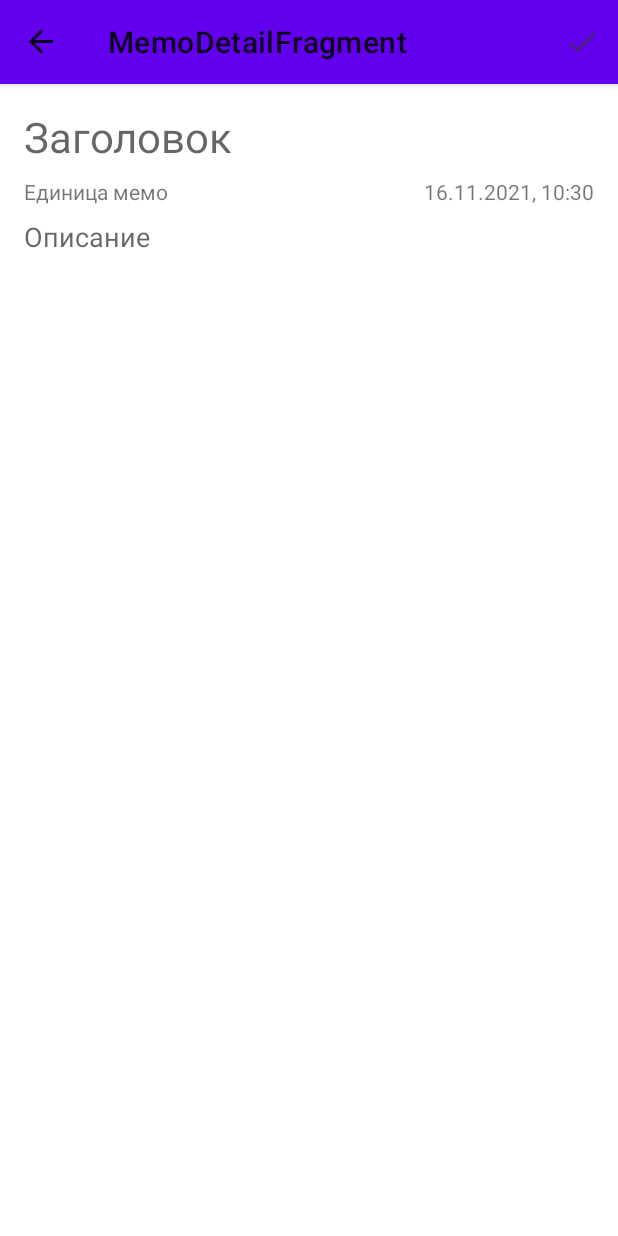
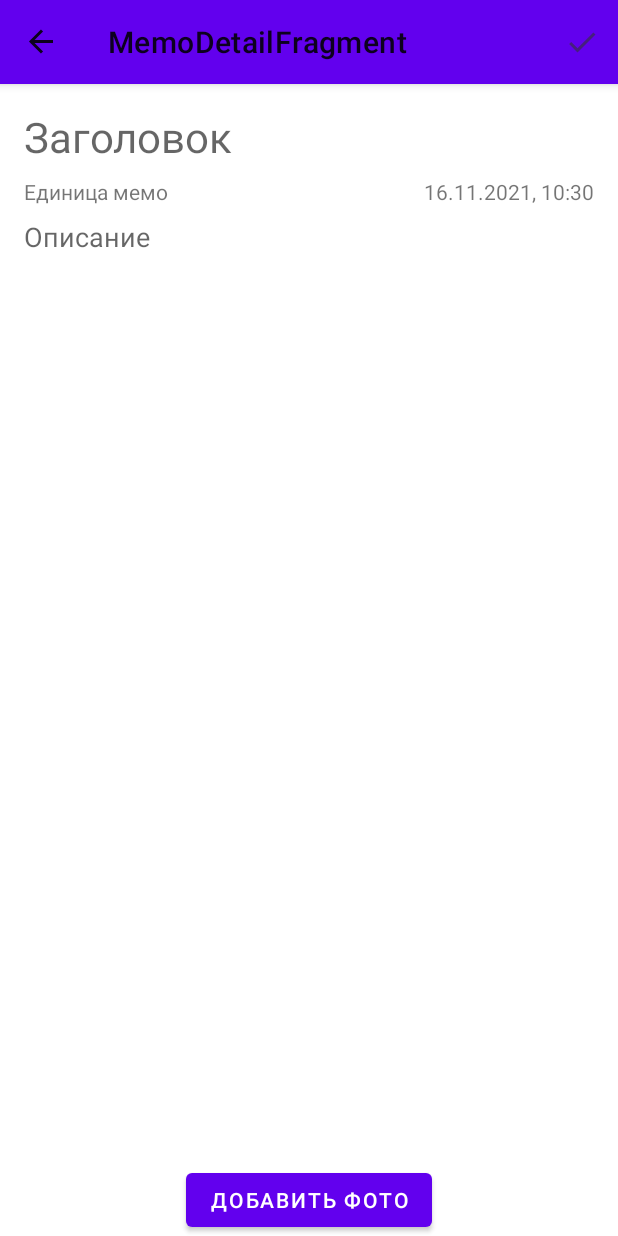
Before and after one commit to Njves/Memorandum, an Android app: the MemoDetailFragment screen opened through its navigation route, on a phone screen of 412 x 824 dp. Run offline under Robolectric (Android 15) with nearby library versions, the phone set to English and light mode, and no system bars; our stand-ins replace Picasso, Room's generated code, navigation-ui; 1 statement that could not run was skipped.

Commit message:
added image load to detail view

```diff
--- a/app/build.gradle
+++ b/app/build.gradle
@@ -43,7 +43,9 @@ dependencies {
     implementation "androidx.navigation:navigation-ui-ktx:2.3.5"
     implementation 'androidx.room:room-runtime:2.4.0-beta01'
     kapt 'androidx.room:room-compiler:2.4.0-beta01'
+    implementation 'com.squareup.picasso:picasso:2.8'
     testImplementation 'junit:junit:4.+'
     androidTestImplementation 'androidx.test.ext:junit:1.1.3'
     androidTestImplementation 'androidx.test.espresso:espresso-core:3.4.0'
+
 }
--- a/app/src/main/java/com/njves/memorandum/Memo.kt
+++ b/app/src/main/java/com/njves/memorandum/Memo.kt
@@ -1,7 +1,9 @@
 package com.njves.memorandum
 
+import android.net.Uri
 import androidx.room.Entity
 import androidx.room.PrimaryKey
+import androidx.room.Relation
 import java.text.SimpleDateFormat
 import java.util.*
 
--- a/app/src/main/java/com/njves/memorandum/MemoListFragment.kt
+++ b/app/src/main/java/com/njves/memorandum/MemoListFragment.kt
@@ -111,6 +111,7 @@ class MemoListFragment: Fragment(), MemoAdapter.OnClickItemListener {
                 snackbar = Snackbar.make(root, "Вы удалили заметку", 4000).setAction(getString(R.string.action_remove)) {
                     adapter.notifyDataSetChanged()
                     cancel()
+                    timerRemove = null
                 }
                 snackbar?.show()
             }
--- a/app/src/main/java/com/njves/memorandum/database/MemoTypeConverter.kt
+++ b/app/src/main/java/com/njves/memorandum/database/MemoTypeConverter.kt
@@ -1,5 +1,6 @@
 package com.njves.memorandum.database
 
+import android.net.Uri
 import androidx.room.TypeConverter
 import java.util.*
 
@@ -25,4 +26,5 @@ class MemoTypeConverters {
     fun fromDate(date: Date?): Long? {
         return date?.time
     }
+
 }
--- a/app/src/main/java/com/njves/memorandum/detail/MemoDetailFragment.kt
+++ b/app/src/main/java/com/njves/memorandum/detail/MemoDetailFragment.kt
@@ -6,17 +6,27 @@ import android.text.Editable
 import android.text.TextWatcher
 import android.util.Log
 import android.view.*
-import android.widget.DatePicker
-import android.widget.EditText
-import android.widget.TextView
 import androidx.appcompat.app.ActionBar
 import androidx.appcompat.app.AppCompatActivity
 import androidx.fragment.app.Fragment
 import androidx.fragment.app.viewModels
 import androidx.navigation.fragment.findNavController
+import androidx.recyclerview.widget.LinearLayoutManager
+import androidx.recyclerview.widget.RecyclerView
 import com.njves.memorandum.Memo
 import com.njves.memorandum.R
 import java.util.*
+import androidx.core.app.ActivityCompat.startActivityForResult
+
+import android.content.Intent
+import android.graphics.BitmapFactory
+import android.graphics.Rect
+import android.net.Uri
+import android.widget.*
+import androidx.activity.result.contract.ActivityResultContracts
+import com.squareup.picasso.Picasso
+import kotlinx.coroutines.GlobalScope
+import kotlinx.coroutines.launch
 
 
 private const val TAG = "MemoDetailFragment"
@@ -29,9 +39,23 @@ class MemoDetailFragment : Fragment() {
     private lateinit var edSubject: EditText
     private lateinit var edContent: EditText
     private lateinit var tvDate: TextView
+    private lateinit var rvImages: RecyclerView
+    private lateinit var btnAddImage: Button
     private var mode: Int = CREATE_MODE
     private val viewModel: MemoDetailViewModel by viewModels()
     private var actionBar: ActionBar? = null
+    private var adapter = ImageAdapter(mutableListOf())
+    val getContent = registerForActivityResult(ActivityResultContracts.GetContent()) { uri: Uri? ->
+        uri?.let {
+            GlobalScope.launch {
+                val bitmap = Picasso.get().load(uri).resize(300, 350).get()
+                requireActivity().runOnUiThread {
+                    adapter.addItem(bitmap)
+                }
+            }
+
+        }
+    }
     override fun onCreate(savedInstanceState: Bundle?) {
         super.onCreate(savedInstanceState)
         arguments?.getSerializable(ARGS_ID)?.let {
@@ -51,6 +75,8 @@ class MemoDetailFragment : Fragment() {
         edSubject = view.findViewById(R.id.ed_subject)
         edContent = view.findViewById(R.id.ed_content)
         tvDate = view.findViewById(R.id.tv_date)
+        rvImages = view.findViewById(R.id.rv_images)
+        btnAddImage = view.findViewById(R.id.btn_add_image)
         actionBar = (requireActivity() as AppCompatActivity).supportActionBar
         if(memo.subject.isNotEmpty()) {
             actionBar?.title = memo.subject
@@ -64,6 +90,10 @@ class MemoDetailFragment : Fragment() {
         edContent.setText(memo.content)
         tvDate.apply {
             text = memo.getFormatDate()
+        }
+        rvImages.apply {
+            layoutManager = LinearLayoutManager(requireContext(), LinearLayoutManager.HORIZONTAL, false)
+            adapter = this@MemoDetailFragment.adapter
         }
     }
 
@@ -113,8 +143,16 @@ class MemoDetailFragment : Fragment() {
             val datePickerDialog = DatePickerDialog(requireContext(), listener, year, month, day)
             datePickerDialog.show()
         }
+
+
+
+
+        btnAddImage.setOnClickListener {
+            getContent.launch("image/*")
+        }
+
+
     }
-
     private fun saveMemo() {
         when(mode) {
             UPDATE_MODE -> {
--- a/app/src/main/res/layout/fragment_memo_detail.xml
+++ b/app/src/main/res/layout/fragment_memo_detail.xml
@@ -1,4 +1,5 @@
 <?xml version="1.0" encoding="utf-8"?>
+
 <androidx.constraintlayout.widget.ConstraintLayout xmlns:android="http://schemas.android.com/apk/res/android"
     xmlns:tools="http://schemas.android.com/tools"
     android:layout_width="match_parent"
@@ -46,6 +47,13 @@
             android:layout_weight="1"
             android:background="?attr/selectableItemBackground"/>
     </LinearLayout>
+    <androidx.recyclerview.widget.RecyclerView
+        android:id="@+id/rv_images"
+        android:layout_width="match_parent"
+        android:layout_height="wrap_content"
+        app:layout_constraintTop_toBottomOf="@id/divide"
+        app:layout_constraintStart_toStartOf="parent"
+        app:layout_constraintEnd_toEndOf="parent"/>
 
         <EditText
             android:id="@+id/ed_content"
@@ -54,7 +62,7 @@
             android:gravity="top"
             android:hint="@string/hint_content"
             android:inputType="text|textMultiLine"
-        app:layout_constraintTop_toBottomOf="@id/divide"
+            app:layout_constraintTop_toBottomOf="@id/rv_images"
             app:layout_constraintBottom_toBottomOf="parent"
             app:layout_constraintStart_toStartOf="parent"
             app:layout_constraintEnd_toEndOf="parent"
@@ -65,4 +73,14 @@
             android:paddingEnd="16dp" />
 
 
+    <Button
+        android:id="@+id/btn_add_image"
+        android:layout_width="wrap_content"
+        android:layout_height="wrap_content"
+        app:layout_constraintBottom_toBottomOf="parent"
+        app:layout_constraintStart_toStartOf="parent"
+        app:layout_constraintEnd_toEndOf="parent"
+        android:text="Добавить фото"/>
+
+
 </androidx.constraintlayout.widget.ConstraintLayout>
```
Also changed, not shown: app/src/main/java/com/njves/memorandum/detail/ImageAdapter.kt (added, +35 -0 lines), app/src/main/res/layout/item_image.xml (added, +16 -0 lines). Lines whose indentation alone changed are shown as unchanged.
